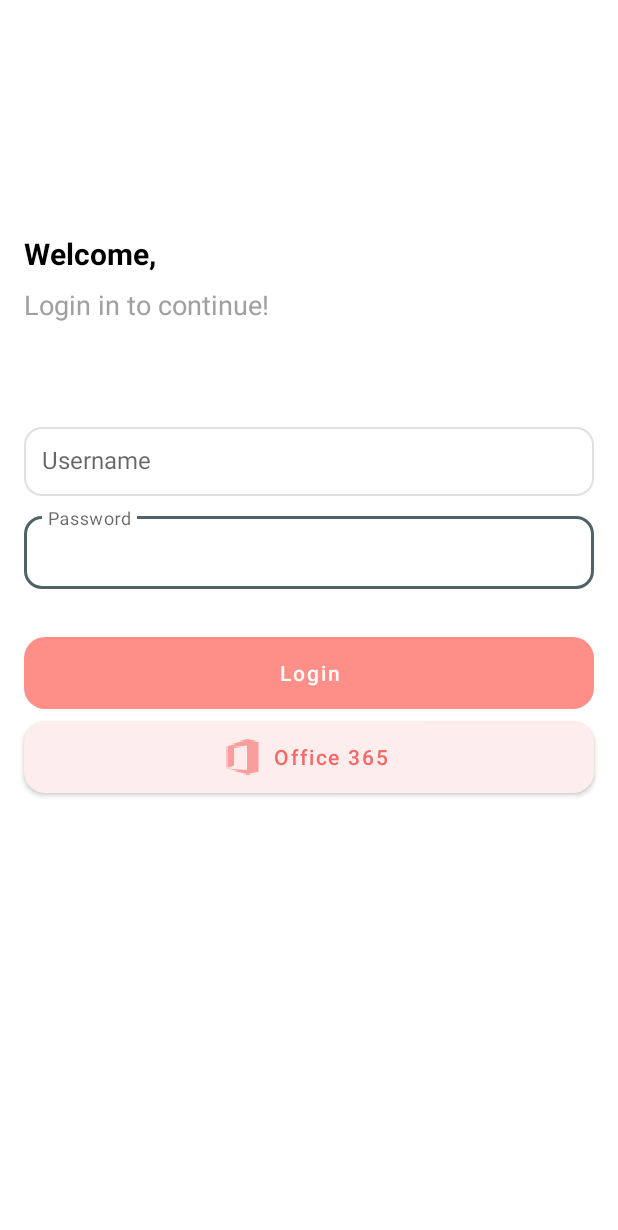
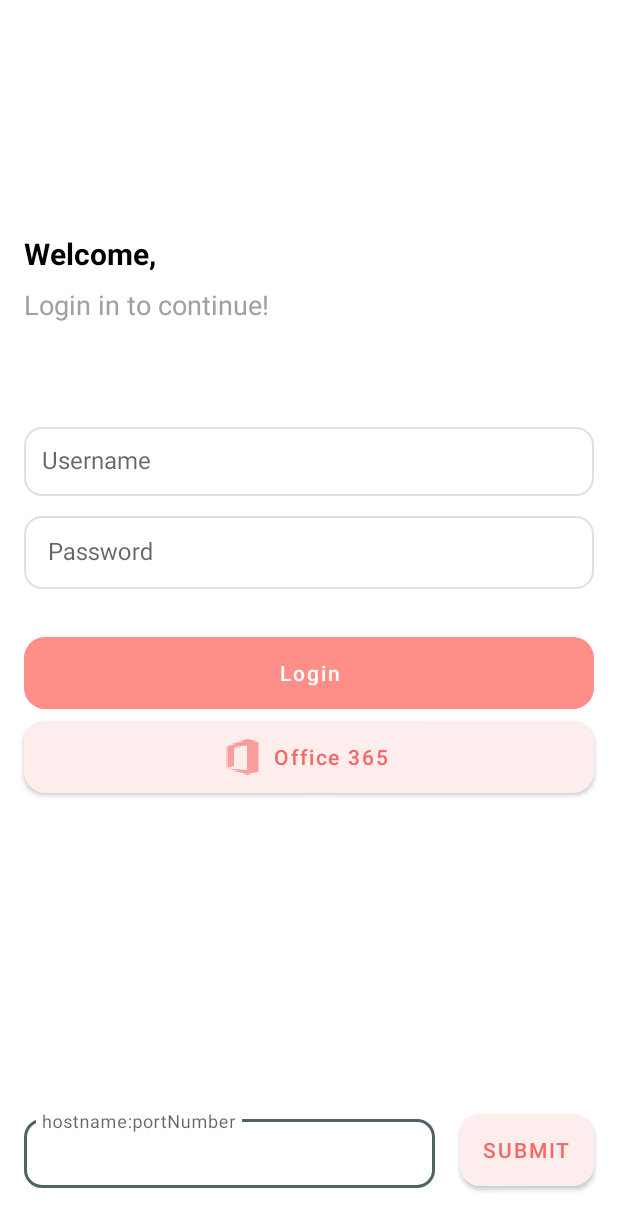
Before and after one commit to suryasinghvijay/AlertingSystemHackaton, an Android app: the screen it shows after launch (LoginActivity), on a phone screen of 412 x 824 dp. Shown: the top 1230 px of the screen. Run offline under Robolectric (Android 15) with nearby library versions, the phone set to English and light mode, and no system bars; our stand-ins replace Dagger/Hilt's generated code; network calls fail.

Commit message:
added ip address changes

```diff
--- /dev/null
+++ b/app/src/main/java/com/gdn/tms/android/alertingsystemhackaton/EnvironmentInterceptor.kt
@@ -0,0 +1,40 @@
+package com.gdn.tms.android.alertingsystemhackaton
+
+import android.content.SharedPreferences
+import android.util.Log
+import android.widget.Toast
+import dagger.hilt.android.qualifiers.ApplicationContext
+import javax.inject.Inject
+import javax.inject.Singleton
+import okhttp3.HttpUrl.Companion.toHttpUrlOrNull
+import okhttp3.Interceptor
+import okhttp3.Response
+const val HOSTNAME = "hostname"
+
+@Singleton class EnvironmentInterceptor @Inject constructor(private val preference: SharedPreferences) :
+  Interceptor {
+
+  private var host: String? = null
+
+  @Synchronized fun interceptHost(host: String?) {
+    host?.let {
+      this.host = it
+      preference.edit().putString(HOSTNAME, host).commit()
+    }
+  }
+
+  override fun intercept(chain: Interceptor.Chain): Response {
+    var request = chain.request()
+    val host = if (host != null) host else preference.getString(HOSTNAME, null)
+    host?.let {
+      host.toHttpUrlOrNull()?.let {
+        request.url.newBuilder().host(it.host).port(it.port).scheme(it.scheme).build().apply {
+          request = request.newBuilder().url(this).build()
+        }
+      }
+    } ?: kotlin.run {
+      Log.e("error","error in sending request")
+    }
+    return chain.proceed(request)
+  }
+}
--- a/app/src/main/java/com/gdn/tms/android/alertingsystemhackaton/di/module/AppModule.kt
+++ b/app/src/main/java/com/gdn/tms/android/alertingsystemhackaton/di/module/AppModule.kt
@@ -2,6 +2,7 @@
 
 import android.content.Context
 import android.content.SharedPreferences
+import com.gdn.tms.android.alertingsystemhackaton.EnvironmentInterceptor
 import com.gdn.tms.android.alertingsystemhackaton.network.ApiService
 import com.google.gson.Gson
 import com.google.gson.GsonBuilder
@@ -31,9 +32,11 @@
   }
 
   @Provides @Singleton fun provideOkHttpClient(
-    httpLoggingInterceptor: HttpLoggingInterceptor
+    httpLoggingInterceptor: HttpLoggingInterceptor,
+    environmentInterceptor: EnvironmentInterceptor
   ): OkHttpClient = OkHttpClient().newBuilder().apply {
     addInterceptor(httpLoggingInterceptor)
+    addInterceptor(environmentInterceptor)
   }.build()
 
   @Singleton @Provides fun provideRetrofit(gson: Gson, okHttpClient: OkHttpClient): Retrofit =
--- a/app/src/main/java/com/gdn/tms/android/alertingsystemhackaton/feature/ui/LoginActivity.kt
+++ b/app/src/main/java/com/gdn/tms/android/alertingsystemhackaton/feature/ui/LoginActivity.kt
@@ -9,14 +9,17 @@
 import android.widget.Toast
 import androidx.activity.viewModels
 import androidx.core.view.isVisible
+import com.gdn.tms.android.alertingsystemhackaton.HOSTNAME
 import com.gdn.tms.android.alertingsystemhackaton.R
 import com.gdn.tms.android.alertingsystemhackaton.UserDetails
 import com.gdn.tms.android.alertingsystemhackaton.feature.viewmodel.MembersViewModel
 import dagger.hilt.android.AndroidEntryPoint
 import javax.inject.Inject
+import kotlinx.android.synthetic.main.activity_login.bt_submit
 import kotlinx.android.synthetic.main.activity_login.btn_login
 import kotlinx.android.synthetic.main.activity_login.et_email
 import kotlinx.android.synthetic.main.activity_login.et_password
+import kotlinx.android.synthetic.main.activity_login.host_name
 import kotlinx.android.synthetic.main.activity_login.loading
 
 @AndroidEntryPoint class LoginActivity : AppCompatActivity() {
@@ -59,11 +62,18 @@
         )
       }
     }
+    bt_submit.setOnClickListener {
+      val ipDetails = host_name.text
+      preferences.edit().putString(HOSTNAME, "http://$ipDetails/").commit()
+      loading.isVisible = true
+      mViewModel.getMembers()
+    }
   }
 
   private fun observe(){
     val members = arrayListOf<String>()
     mViewModel.membersLiveData.observe(this, { member ->
+      loading.isVisible = false
       if (member.any()) {
         member.forEach {
           it.name?.let { it1 -> members.add(it1) }
--- a/app/src/main/res/layout/activity_login.xml
+++ b/app/src/main/res/layout/activity_login.xml
@@ -5,6 +5,17 @@
     android:layout_width="match_parent"
     android:layout_height="match_parent"
     tools:context=".feature.ui.LoginActivity">
+
+    <ProgressBar
+        android:id="@+id/loading"
+        android:layout_width="50dp"
+        android:layout_height="50dp"
+        android:visibility="gone"
+        app:layout_constraintBottom_toBottomOf="parent"
+        app:layout_constraintEnd_toEndOf="parent"
+        app:layout_constraintStart_toStartOf="parent"
+        app:layout_constraintTop_toTopOf="parent" />
+
 
     <TextView
         android:id="@+id/welcome"
@@ -38,6 +49,81 @@
         android:orientation="horizontal"
         app:layout_constraintGuide_percent="0.3" />
 
+    <com.google.android.material.button.MaterialButton
+        android:id="@+id/bt_submit"
+        android:layout_width="wrap_content"
+        android:layout_height="wrap_content"
+        android:layout_marginEnd="16dp"
+        android:background="@drawable/office_button"
+        android:backgroundTint="#FDEDED"
+        android:text="submit"
+        android:textColor="#F66868"
+        app:backgroundTint="@null"
+        app:layout_constraintBottom_toBottomOf="@+id/et_port_number"
+        app:layout_constraintEnd_toEndOf="parent"
+        app:layout_constraintHorizontal_bias="0.5"
+        app:layout_constraintStart_toEndOf="@+id/et_port_number"
+        app:layout_constraintTop_toTopOf="@+id/et_port_number" />
+
+    <com.google.android.material.button.MaterialButton
+        android:id="@+id/btn_login"
+        android:layout_width="0dp"
+        android:layout_height="wrap_content"
+        android:layout_marginEnd="16dp"
+        android:layout_marginStart="16dp"
+        android:layout_marginTop="32dp"
+        android:background="@drawable/button_background"
+        android:gravity="center"
+        android:text="Login"
+        android:textAllCaps="false"
+        android:textColor="@color/white"
+        app:backgroundTint="@null"
+        app:layout_constraintEnd_toEndOf="parent"
+        app:layout_constraintStart_toStartOf="parent"
+        app:layout_constraintTop_toBottomOf="@+id/et_password_lbl" />
+
+    <com.google.android.material.button.MaterialButton
+        android:id="@+id/btn_office_login"
+        style="@style/Widget.MaterialComponents.Button.Icon"
+        android:layout_width="0dp"
+        android:layout_height="wrap_content"
+        android:layout_marginEnd="16dp"
+        android:layout_marginStart="16dp"
+        android:layout_marginTop="8dp"
+        android:background="@drawable/office_button"
+        android:gravity="center"
+        android:text="Office 365"
+        android:textAllCaps="false"
+        android:textColor="#F66868"
+        app:backgroundTint="@null"
+        app:icon="@drawable/ic_office"
+        app:iconGravity="textStart"
+        app:iconTint="#F66868"
+        app:layout_constraintEnd_toEndOf="parent"
+        app:layout_constraintStart_toStartOf="parent"
+        app:layout_constraintTop_toBottomOf="@+id/btn_login" />
+
+    <com.google.android.material.textfield.TextInputLayout
+        android:id="@+id/et_port_number"
+        style="@style/TextInputLayout.CustomInputLayout"
+        android:layout_width="0dp"
+        android:layout_marginBottom="32dp"
+        android:layout_marginHorizontal="16dp"
+        android:hint="hostname:portNumber"
+        app:layout_constraintBottom_toBottomOf="parent"
+        app:layout_constraintEnd_toStartOf="@+id/bt_submit"
+        app:layout_constraintHorizontal_bias="0.5"
+        app:layout_constraintStart_toStartOf="parent">
+
+        <AutoCompleteTextView
+            android:id="@+id/host_name"
+            android:layout_width="match_parent"
+            android:layout_height="wrap_content"
+            android:padding="12dp"
+            android:textSize="16sp"
+            tools:ignore="TouchTargetSizeCheck,TextContrastCheck" />
+    </com.google.android.material.textfield.TextInputLayout>
+
     <com.google.android.material.textfield.TextInputLayout
         android:id="@+id/et_password_lbl"
         style="@style/TextInputLayout.CustomInputLayout"
@@ -50,9 +136,9 @@
 
         <com.google.android.material.textfield.TextInputEditText
             android:id="@+id/et_password"
+            style="@style/TextInputEditText.CustomInputLayout"
             android:inputType="textPassword"
-            android:textSize="16sp"
-            style="@style/TextInputEditText.CustomInputLayout" />
+            android:textSize="16sp" />
     </com.google.android.material.textfield.TextInputLayout>
 
     <com.google.android.material.textfield.TextInputLayout
@@ -66,60 +152,12 @@
         app:layout_constraintTop_toBottomOf="@id/guideline2">
 
         <AutoCompleteTextView
-            android:textSize="16sp"
             android:id="@+id/et_email"
             android:layout_width="match_parent"
             android:layout_height="wrap_content"
             android:padding="12dp"
+            android:textSize="16sp"
             tools:ignore="TouchTargetSizeCheck,TextContrastCheck" />
     </com.google.android.material.textfield.TextInputLayout>
 
-    <com.google.android.material.button.MaterialButton
-        app:backgroundTint="@null"
-        android:textAllCaps="false"
-        android:background="@drawable/button_background"
-        android:id="@+id/btn_login"
-        android:layout_width="0dp"
-        android:layout_height="wrap_content"
-        android:layout_marginEnd="16dp"
-        android:layout_marginStart="16dp"
-        android:layout_marginTop="32dp"
-        android:gravity="center"
-        android:textColor="@color/white"
-        android:text="Login"
-        app:layout_constraintEnd_toEndOf="parent"
-        app:layout_constraintStart_toStartOf="parent"
-        app:layout_constraintTop_toBottomOf="@+id/et_password_lbl" />
-
-    <com.google.android.material.button.MaterialButton
-        android:background="@drawable/office_button"
-        app:backgroundTint="@null"
-        style="@style/Widget.MaterialComponents.Button.Icon"
-        android:id="@+id/btn_office_login"
-        android:layout_width="0dp"
-        app:icon="@drawable/ic_office"
-        app:iconTint="#F66868"
-        app:iconGravity="textStart"
-        android:layout_height="wrap_content"
-        android:layout_marginEnd="16dp"
-        android:layout_marginStart="16dp"
-        android:layout_marginTop="8dp"
-        android:gravity="center"
-        android:textColor="#F66868"
-        android:textAllCaps="false"
-        android:text="Office 365"
-        app:layout_constraintEnd_toEndOf="parent"
-        app:layout_constraintStart_toStartOf="parent"
-        app:layout_constraintTop_toBottomOf="@+id/btn_login" />
-
-    <ProgressBar
-        android:id="@+id/loading"
-        android:layout_width="50dp"
-        android:visibility="gone"
-        android:layout_height="50dp"
-        app:layout_constraintBottom_toBottomOf="parent"
-        app:layout_constraintEnd_toEndOf="parent"
-        app:layout_constraintStart_toStartOf="parent"
-        app:layout_constraintTop_toTopOf="parent" />
-
 </androidx.constraintlayout.widget.ConstraintLayout>
```
